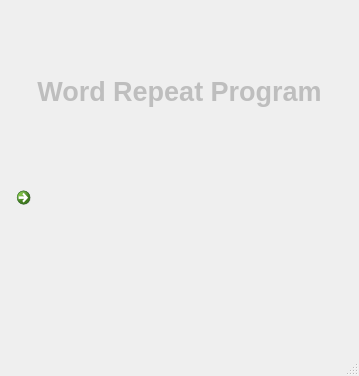
This is WRP_Start.ui in zinzin68/WRP as Qt 5 draws it before an edit. The edited form follows.
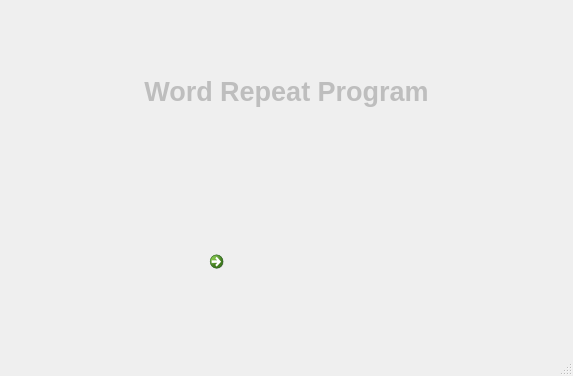
This is the edited form. Icons and pictures are not drawn.

Patch:
```diff
--- a/WRP_Start.ui
+++ b/WRP_Start.ui
@@ -6,7 +6,7 @@
    <rect>
     <x>0</x>
     <y>0</y>
-    <width>359</width>
+    <width>573</width>
     <height>376</height>
    </rect>
   </property>
@@ -47,9 +47,7 @@
       </property>
      </widget>
     </item>
-    <item row="1" column="0">
-     <layout class="QHBoxLayout" name="horizontalLayout">
-      <item>
+    <item row="2" column="0" alignment="Qt::AlignHCenter|Qt::AlignVCenter">
        <widget class="QCommandLinkButton" name="start">
         <property name="mouseTracking">
          <bool>false</bool>
@@ -98,8 +96,6 @@
          <bool>true</bool>
         </property>
        </widget>
-      </item>
-     </layout>
     </item>
    </layout>
   </widget>
```
Left out of the diff: 2 changed lines with no effect on the pictures. Lines whose indentation alone changed are shown as unchanged.
